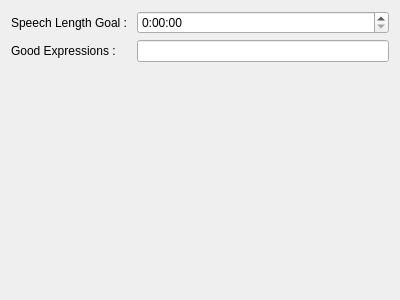
Icosahunter/speechy-keen, file src/widgets/settings_widgets/scoring_settings.ui: the form before one commit.
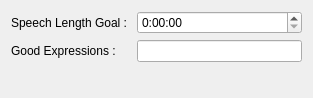
The form after the commit.

What changed in the file:
```diff
--- a/src/widgets/settings_widgets/scoring_settings.ui
+++ b/src/widgets/settings_widgets/scoring_settings.ui
@@ -6,8 +6,8 @@
    <rect>
     <x>0</x>
     <y>0</y>
-    <width>400</width>
-    <height>300</height>
+    <width>313</width>
+    <height>98</height>
    </rect>
   </property>
   <property name="windowTitle">
```
